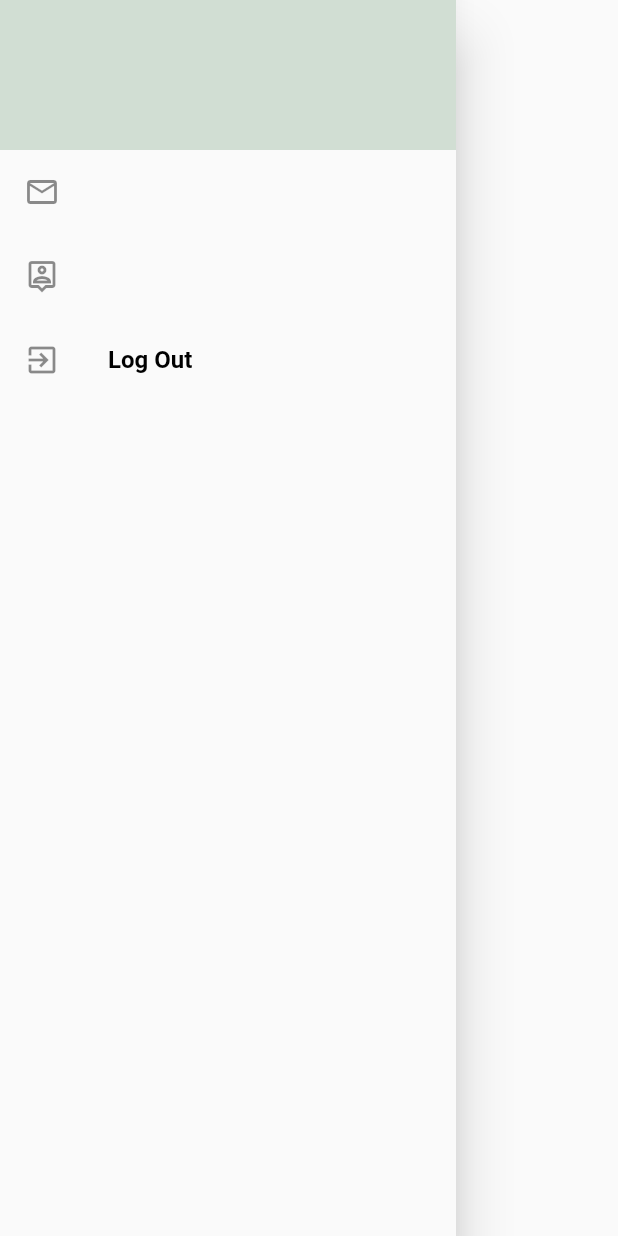
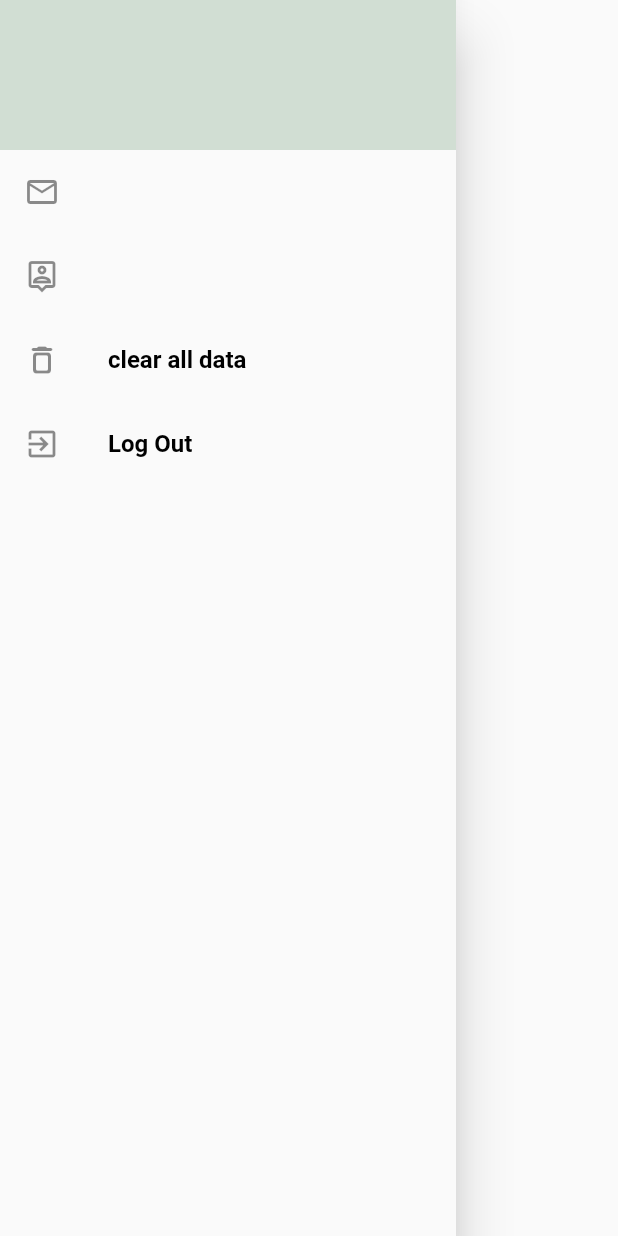
Before and after one commit to sudheep-ap/Story_Tech_Task, a Flutter app: the HomePageDrawer widget shown alone on an empty page, opened directly, on a phone screen of 412 x 824 dp. Run offline on Flutter 3.47's test engine with Material 2 defaults, Android fonts, the phone set to English and light mode, and no system bars; our stand-ins replace flutter_bloc, hive_flutter; accounts and stored records are empty.

Commit message:
Added clear all data functionality

```diff
--- a/todo_app/lib/presentation/screens/todo/bloc/todo_bloc.dart
+++ b/todo_app/lib/presentation/screens/todo/bloc/todo_bloc.dart
@@ -21,5 +21,10 @@ class ToDoBloc extends Bloc<ToDoEvent, ToDoState> {
       ToDoMethods().addOrEditDoOperation(custTodoList);
       emit(ToDoState(toDoList: custTodoList));
     });
+    on<ClearAllListEvent>((event, emit) {
+      custTodoList.clear();
+      ToDoMethods().addOrEditDoOperation(custTodoList);
+      emit(ToDoState(toDoList: custTodoList));
+    });
   }
 }
--- a/todo_app/lib/presentation/screens/todo/bloc/todo_event.dart
+++ b/todo_app/lib/presentation/screens/todo/bloc/todo_event.dart
@@ -24,3 +24,5 @@ class EditListEvent extends ToDoEvent {
     required this.time,
   });
 }
+
+class ClearAllListEvent extends ToDoEvent {}
--- a/todo_app/lib/presentation/widgets/home_drawer.dart
+++ b/todo_app/lib/presentation/widgets/home_drawer.dart
@@ -1,5 +1,7 @@
 import 'package:flutter/material.dart';
+import 'package:flutter_bloc/flutter_bloc.dart';
 import 'package:todo_app/presentation/screens/registration/sign_up_page.dart';
+import 'package:todo_app/presentation/screens/todo/bloc/todo_bloc.dart';
 import '../../data/core/constants.dart';
 import '../../domian/user.dart';
 import '../../main.dart';
@@ -51,6 +53,20 @@ class HomePageDrawer extends StatelessWidget {
                       fontWeight: FontWeight.bold)),
             ),
             ListTile(
+              leading: const Icon(Icons.delete_outline_rounded),
+              title: Text(
+                'clear all data',
+                style: TextStyle(
+                    color: AppColors().kTextBlackColor,
+                    fontSize: 16,
+                    fontWeight: FontWeight.bold),
+              ),
+              onTap: () {
+                context.read<ToDoBloc>().add(ClearAllListEvent());
+                Navigator.pop(context);
+              },
+            ),
+            ListTile(
               leading: const Icon(Icons.exit_to_app_outlined),
               title: Text(
                 'Log Out',
```
